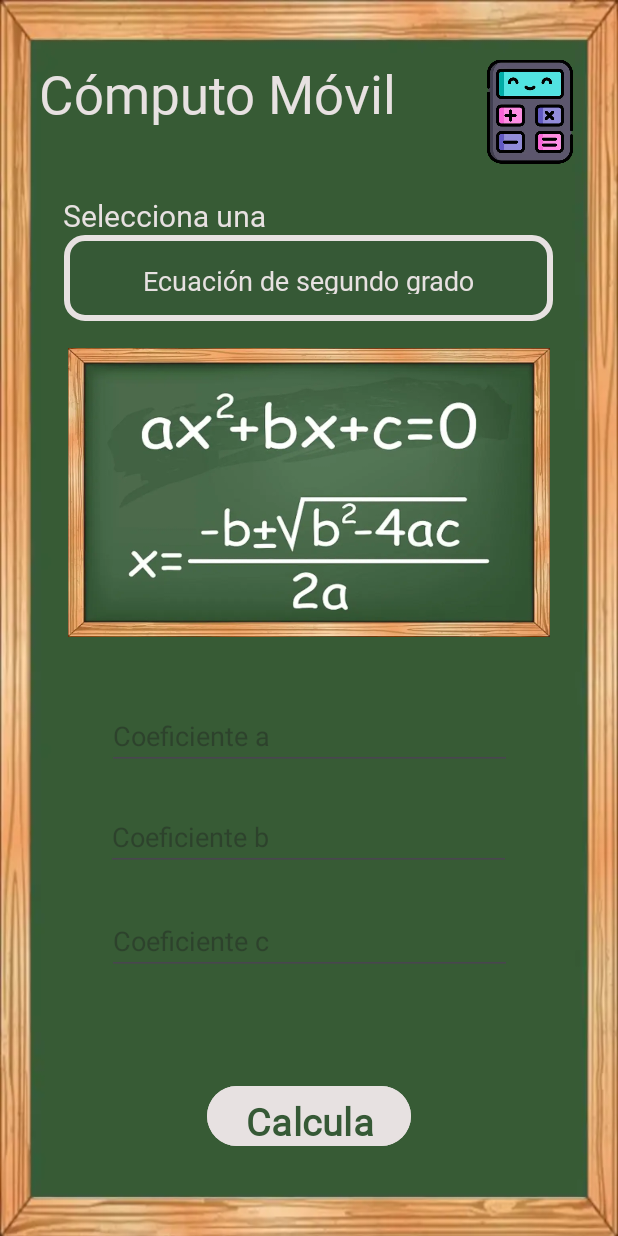
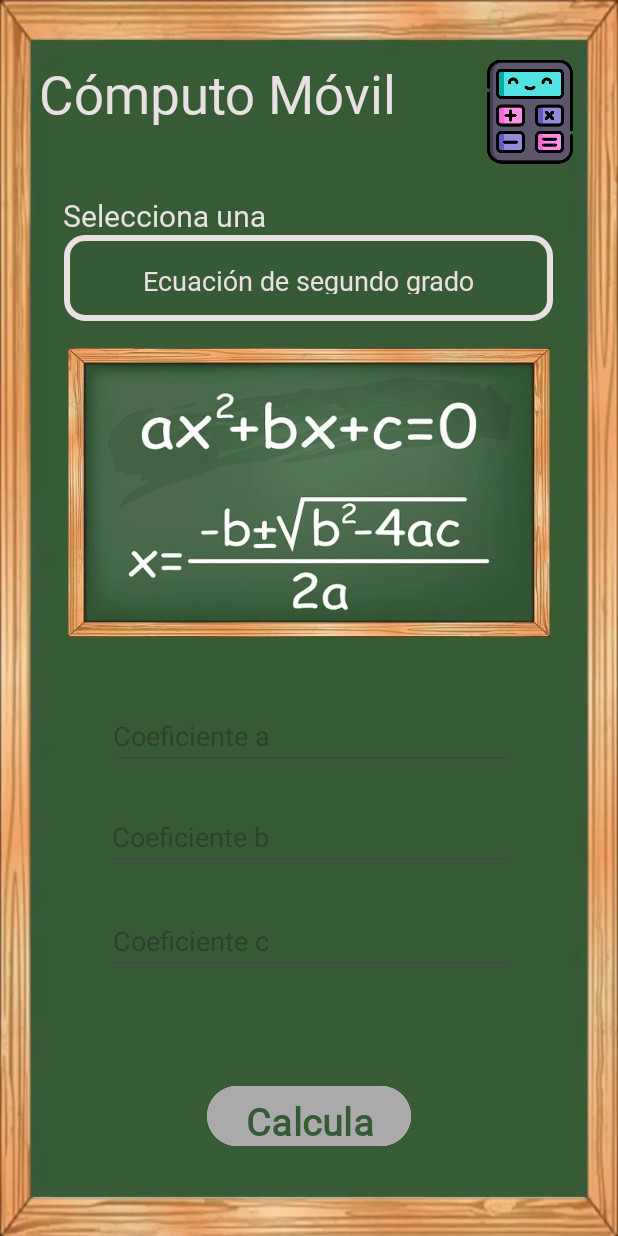
Before and after one commit to Mauricio658/PrimerProyecto_ComputoMovil, an Android app: the screen it shows after launch (MainActivity), on a phone screen of 412 x 824 dp. Run offline under Robolectric (Android 15) with nearby library versions, the phone set to English and light mode, and no system bars.

Commit message:
Deshabilitando el Boton de calcular en caso de que no esten llenos todos los campos
Limitando a 10 caacteres por entrada.

```diff
--- a/app/src/main/java/com/example/calculadoramagica/MainFragment.kt
+++ b/app/src/main/java/com/example/calculadoramagica/MainFragment.kt
@@ -7,8 +7,10 @@ import android.view.View
 import android.view.ViewGroup
 import android.widget.AdapterView
 import android.widget.ArrayAdapter
-import android.widget.Toast
+import androidx.core.content.ContextCompat
 import com.example.calculadoramagica.databinding.FragmentMainBinding
+import android.text.TextWatcher
+import android.text.Editable
 
 //Función para pasar variables por los fragments
 fun <T : Fragment> T.withArguments(vararg pairs: Pair<String, Any?>): T {
@@ -23,8 +25,6 @@ fun <T : Fragment> T.withArguments(vararg pairs: Pair<String, Any?>): T {
     }
     return this
 }
-
-
 
 class MainFragment : Fragment() {
 
@@ -46,32 +46,29 @@ class MainFragment : Fragment() {
 
     override fun onViewCreated(view: View, savedInstanceState: Bundle?) {
 
-
         val adapter = ArrayAdapter.createFromResource(
             requireContext(),
             R.array.formulas_array,
-            R.layout.spinner // Aquí se usa el layout personalizado
+            R.layout.spinner
         )
-        adapter.setDropDownViewResource(R.layout.spinner) // También para el desplegable
-
+        adapter.setDropDownViewResource(R.layout.spinner)
         binding.spOpciones.adapter = adapter
 
+        // Deshabilitar botón por defecto
+        binding.btCalcular.isEnabled = false
+        binding.btCalcular.setBackgroundTintList(
+            ContextCompat.getColorStateList(requireContext(), android.R.color.darker_gray)
+        )
 
-        super.onViewCreated(view, savedInstanceState)
-
-        // Cargar las opciones del Spinner desde strings.xml
         val opciones = resources.getStringArray(R.array.formulas_array)
 
-
-        // Asociar opciones con imágenes (deben estar en res/drawable)
         val imageMap = mapOf(
-            opciones[0] to R.drawable.formula1,   // Imagen para "Ecuación de segundo grado"
-            opciones[1] to R.drawable.formula2,             // Imagen para "Volumen de un cilindro"
-            opciones[2] to R.drawable.formula3,     // Imagen para "Perímetro de un rectángulo"
-            opciones[3] to R.drawable.formula4,        // Imagen para "Formula de acelración"
+            opciones[0] to R.drawable.formula1,
+            opciones[1] to R.drawable.formula2,
+            opciones[2] to R.drawable.formula3,
+            opciones[3] to R.drawable.formula4,
         )
 
-        // Crear instancias de los Fragments dinámicamente
         val fragments = listOf(
             Formula1Fragment(),
             Formula2Fragment(),
@@ -81,7 +78,7 @@ class MainFragment : Fragment() {
 
         data class FormulaConfig(
             val nombre: String,
-            val hints: List<String> // etiquetas para los EditText visibles
+            val hints: List<String>
         )
 
         val configuraciones = listOf(
@@ -93,13 +90,28 @@ class MainFragment : Fragment() {
                 getString(R.string.velocidad_inicial), getString(R.string.tiempo)))
         )
 
-
-        // Asociar cada opción con su Fragment usando zip()
         val fragmentMap = opciones.zip(fragments).toMap()
 
-        // Cambiar la aspectos claves  cuando se seleccione una opción en el Spinner
+        // TextWatcher para habilitar o deshabilitar el botón
+        val watcher = object : TextWatcher {
+            override fun afterTextChanged(s: Editable?) = validarCamposYHabilitarBoton()
+            override fun beforeTextChanged(s: CharSequence?, start: Int, count: Int, after: Int) {}
+            override fun onTextChanged(s: CharSequence?, start: Int, before: Int, count: Int) {}
+        }
+
+        binding.input1.addTextChangedListener(watcher)
+        binding.input2.addTextChangedListener(watcher)
+        binding.input3.addTextChangedListener(watcher)
+
+        // Limitar a 10 caracteres por entrada
+        val filtro10 = arrayOf(android.text.InputFilter.LengthFilter(10))
+        binding.input1.filters = filtro10
+        binding.input2.filters = filtro10
+        binding.input3.filters = filtro10
+
+
+
         binding.spOpciones.onItemSelectedListener = object : AdapterView.OnItemSelectedListener {
-
             override fun onItemSelected(
                 parent: AdapterView<*>?,
                 view: View?,
@@ -108,20 +120,24 @@ class MainFragment : Fragment() {
             ) {
                 val opcionSeleccionada = opciones[position]
 
-                // Cambiar imagen
                 imageMap[opcionSeleccionada]?.let { imageRes ->
                     binding.ivFormula.setImageResource(imageRes)
                 }
 
-                // Ocultar todos los inputs
+                // Limpiar campos y ocultar inputs
+                binding.input1.text.clear()
+                binding.input2.text.clear()
+                binding.input3.text.clear()
+                binding.btCalcular.isEnabled = false
+                binding.btCalcular.setBackgroundTintList(
+                    ContextCompat.getColorStateList(requireContext(), android.R.color.darker_gray)
+                )
+
                 binding.input1.visibility = View.GONE
                 binding.input2.visibility = View.GONE
                 binding.input3.visibility = View.GONE
 
-                // Verificar si es la ecuación de segundo grado
                 val esEcuacionSegundoGrado = opcionSeleccionada == configuraciones[0].nombre
-
-                // Determinar el tipo de entrada permitido
                 val inputTypeCorrecto = if (esEcuacionSegundoGrado)
                     android.text.InputType.TYPE_CLASS_NUMBER or
                             android.text.InputType.TYPE_NUMBER_FLAG_DECIMAL or
@@ -130,7 +146,6 @@ class MainFragment : Fragment() {
                     android.text.InputType.TYPE_CLASS_NUMBER or
                             android.text.InputType.TYPE_NUMBER_FLAG_DECIMAL
 
-                // Mostrar los inputs necesarios con hints y tipo correcto
                 configuraciones.find { it.nombre == opcionSeleccionada }?.hints?.let { hints ->
                     if (hints.isNotEmpty()) {
                         binding.input1.apply {
@@ -155,18 +170,12 @@ class MainFragment : Fragment() {
                     }
                 }
             }
-            override fun onNothingSelected(parent: AdapterView<*>?) {
-            }
+
+            override fun onNothingSelected(parent: AdapterView<*>?) {}
         }
 
-        // Evento del botón Calcular
         binding.btCalcular.setOnClickListener {
-
             val opcionSeleccionada = binding.spOpciones.selectedItem.toString()
-
-            val config = configuraciones.find { it.nombre == opcionSeleccionada }
-
-            // Leer los valores solo si los campos están visibles
             val valor1 = if (binding.input1.visibility == View.VISIBLE)
                 binding.input1.text.toString().toDoubleOrNull() else null
 
@@ -175,16 +184,6 @@ class MainFragment : Fragment() {
 
             val valor3 = if (binding.input3.visibility == View.VISIBLE)
                 binding.input3.text.toString().toDoubleOrNull() else null
-
-            // Validar si todos los necesarios están completos
-            val camposNecesarios = config?.hints?.size ?: 0
-            val valoresList = listOf(valor1, valor2, valor3).take(camposNecesarios)
-
-            if (valoresList.any { it == null }) {
-                Toast.makeText(requireContext(),
-                    getString(R.string.completa_todos_los_valores_requeridos), Toast.LENGTH_SHORT).show()
-                return@setOnClickListener
-            }
 
             val fragment = fragmentMap[opcionSeleccionada]?.withArguments(
                 "valor1" to valor1!!,
@@ -199,11 +198,27 @@ class MainFragment : Fragment() {
                     .commit()
             }
 
-            // Limpiar los campos después del cálculo
+            // Limpiar después de calcular
             binding.input1.text.clear()
             binding.input2.text.clear()
             binding.input3.text.clear()
+            binding.btCalcular.isEnabled = false
+            binding.btCalcular.setBackgroundTintList(
+                ContextCompat.getColorStateList(requireContext(), android.R.color.darker_gray)
+            )
         }
     }
 
+    private fun validarCamposYHabilitarBoton() {
+        val inputs = listOf(binding.input1, binding.input2, binding.input3)
+            .filter { it.visibility == View.VISIBLE }
+
+        val todosLlenos = inputs.all { it.text.toString().toDoubleOrNull() != null }
+        binding.btCalcular.isEnabled = todosLlenos
+
+        val color = if (todosLlenos) R.color.bt_calcular else android.R.color.darker_gray
+        binding.btCalcular.setBackgroundTintList(
+            ContextCompat.getColorStateList(requireContext(), color)
+        )
+    }
 }
--- a/app/src/main/res/values/colors.xml
+++ b/app/src/main/res/values/colors.xml
@@ -5,5 +5,6 @@
     <color name="texto_principal">#E7E1E1</color>
     <color name="fondo_sp">#365936</color>
     <color name="btn_color">#E7E1E1</color>
+    <color name="bt_calcular">#E7E1E1</color>
 
 </resources>
```
